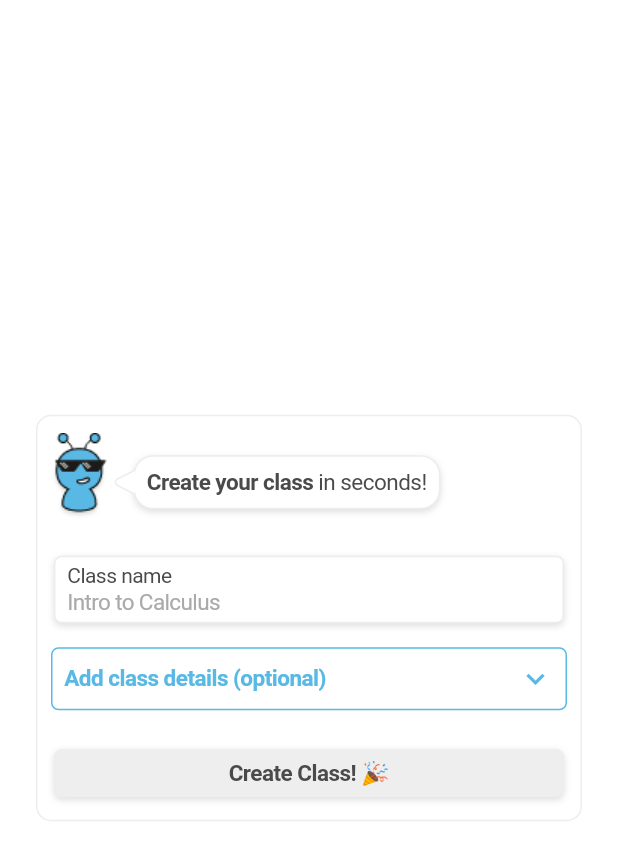
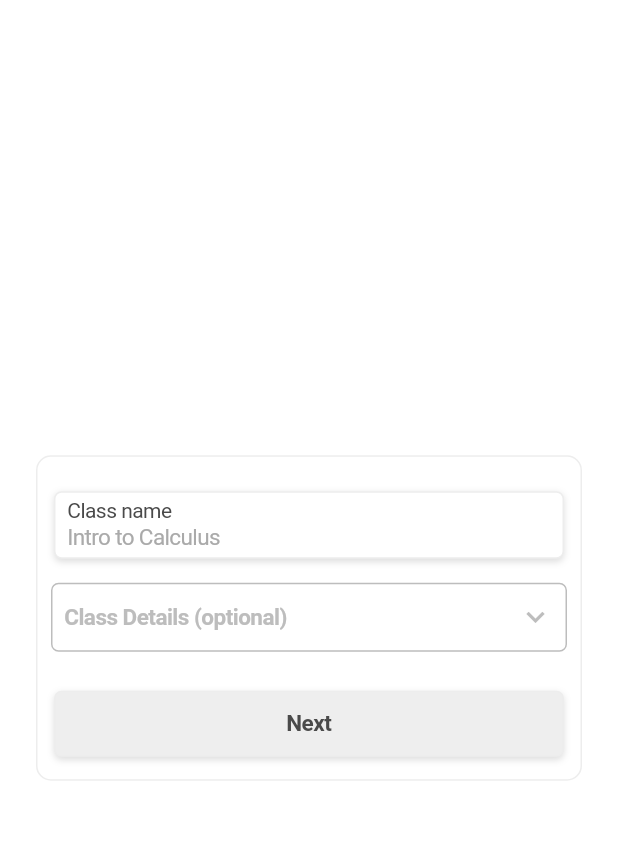
Before and after one commit to bruce-brookshire/skoller_mobile, a Flutter app: the CreateClassModal screen opened directly with empty values, on a phone screen of 412 x 824 dp. Shown: the top 860 px of the screen. Run offline on Flutter 3.47's test engine with Material 2 defaults, Android fonts, the light colour scheme and no system bars; our stand-ins replace auto_size_text, camera, firebase_analytics, firebase_core, firebase_messaging, flutter_multi_formatter and 9 more; missing offline and left inert: app_review, dart_notification_center, dropdown_banner, flutter_apns, in_app_purchase_storekit, ios_open_subscriptions_settings and 2 more; accounts and stored records are empty; network calls fail.

Commit message:
Updated add class flow

```diff
--- a/lib/screens/main_app/menu/create_class_modal.dart
+++ b/lib/screens/main_app/menu/create_class_modal.dart
@@ -299,19 +299,7 @@ class _CreateClassScreenOneState extends State<_CreateClassScreenOne> {
               mainAxisSize: MainAxisSize.min,
               mainAxisAlignment: MainAxisAlignment.center,
               children: [
-                Padding(
-                  padding: EdgeInsets.only(bottom: 16, top: 12),
-                  child: SammiSpeechBubble(
-                    sammiPersonality: SammiPersonality.cool,
-                    speechBubbleContents: Text.rich(
-                      TextSpan(text: 'Create your class ', children: [
-                        TextSpan(
-                            text: 'in seconds!',
-                            style: TextStyle(fontWeight: FontWeight.normal)),
-                      ]),
-                    ),
-                  ),
-                ),
+                const SizedBox(height: 18),
                 GestureDetector(
                   onTapUp: (details) => nodes[0].requestFocus(),
                   child: Container(
@@ -672,10 +660,10 @@ class _CreateClassScreenOneState extends State<_CreateClassScreenOne> {
                         border: Border.all(color: SKColors.border_gray),
                         boxShadow: UIAssets.boxShadow,
                       ),
-                      padding: EdgeInsets.symmetric(vertical: 6),
+                      padding: EdgeInsets.symmetric(vertical: 12),
                       alignment: Alignment.center,
                       child: Text(
-                        'Create Class! 🎉',
+                        'Next',
                         style: TextStyle(
                             color: isValid ? Colors.white : SKColors.dark_gray),
                       ),
@@ -747,6 +735,7 @@ class _AnimatedExpansionTile extends StatefulWidget {
 }
 
 class _AnimatedExpansionTileState extends State<_AnimatedExpansionTile> {
+  final greyColor = Color(0xffBDBDBD);
   bool showChildren = false;
 
   void _toggleChildren() {
@@ -762,29 +751,29 @@ class _AnimatedExpansionTileState extends State<_AnimatedExpansionTile> {
         GestureDetector(
           onTap: _toggleChildren,
           child: Container(
-            padding: const EdgeInsets.all(8),
+            padding: const EdgeInsets.symmetric(horizontal: 8, vertical: 10),
             margin: const EdgeInsets.all(10),
             decoration: BoxDecoration(
               borderRadius: BorderRadius.circular(5),
-              border: Border.all(color: SKColors.skoller_blue1, width: 1),
+              border: Border.all(color: greyColor, width: 1),
             ),
             child: Row(
               children: [
                 Text(
                   showChildren
                       ? 'Hide class details'
-                      : 'Add class details (optional)',
+                      : 'Class Details (optional)',
                   style: Theme.of(context)
                       .textTheme
                       .bodyText1
-                      ?.copyWith(color: SKColors.skoller_blue1),
+                      ?.copyWith(color: greyColor),
                 ),
                 const Spacer(),
                 Icon(
                   showChildren
                       ? Icons.keyboard_arrow_up_outlined
                       : Icons.keyboard_arrow_down_outlined,
-                  color: SKColors.skoller_blue1,
+                  color: greyColor,
                 ),
               ],
             ),
```
Also changed, not shown: lib/screens/main_app/menu/add_classes_view.dart (+34 -50 lines).
